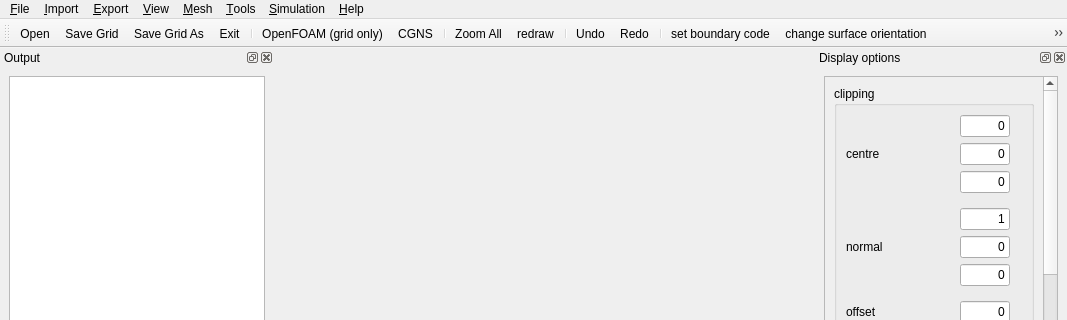
Before: the Qt Designer form src/guimainwindow.ui in enGits/engrid, drawn with Qt 5; both pictures show x 0 to 1067 and y 0 to 320 of the 1067 by 799 pixel window.
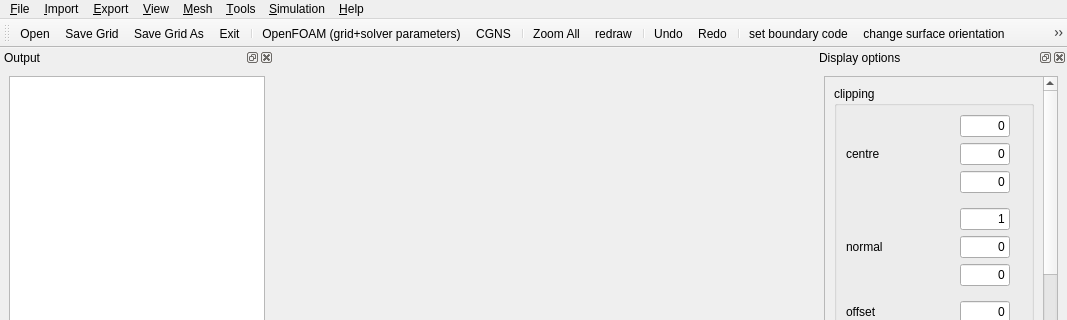
After: the same form once the commit is applied. Icons and pictures are not drawn. Custom widgets are drawn as their Qt base class.

Commit message: simplified actions for OpenFOAM

Diff of the .ui file:
```diff
--- a/src/guimainwindow.ui
+++ b/src/guimainwindow.ui
@@ -208,7 +208,7 @@
    <addaction name="actionSaveAs"/>
    <addaction name="actionExit"/>
    <addaction name="separator"/>
-   <addaction name="actionSimpleFoamWriter"/>
+   <addaction name="actionFoamCaseWriter"/>
    <addaction name="actionExportCGNS"/>
    <addaction name="separator"/>
    <addaction name="actionZoomAll"/>
```
Left out of the diff: 49 changed lines with no effect on the pictures.
